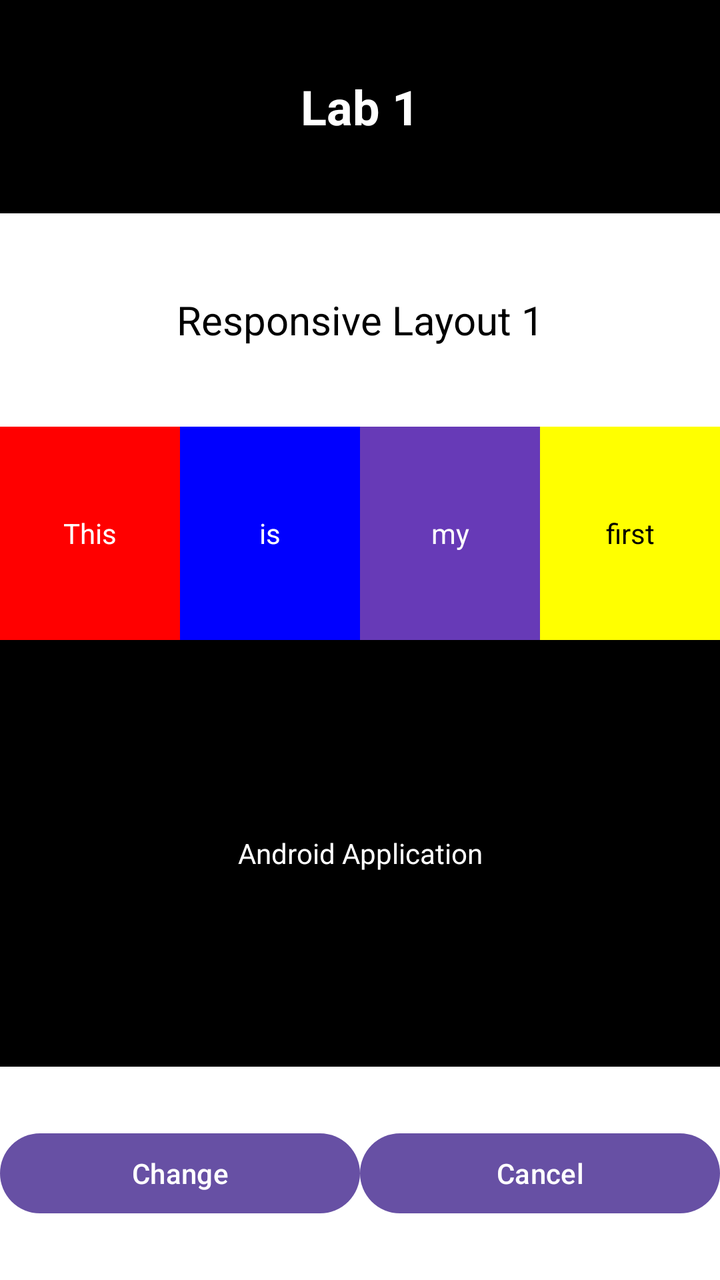
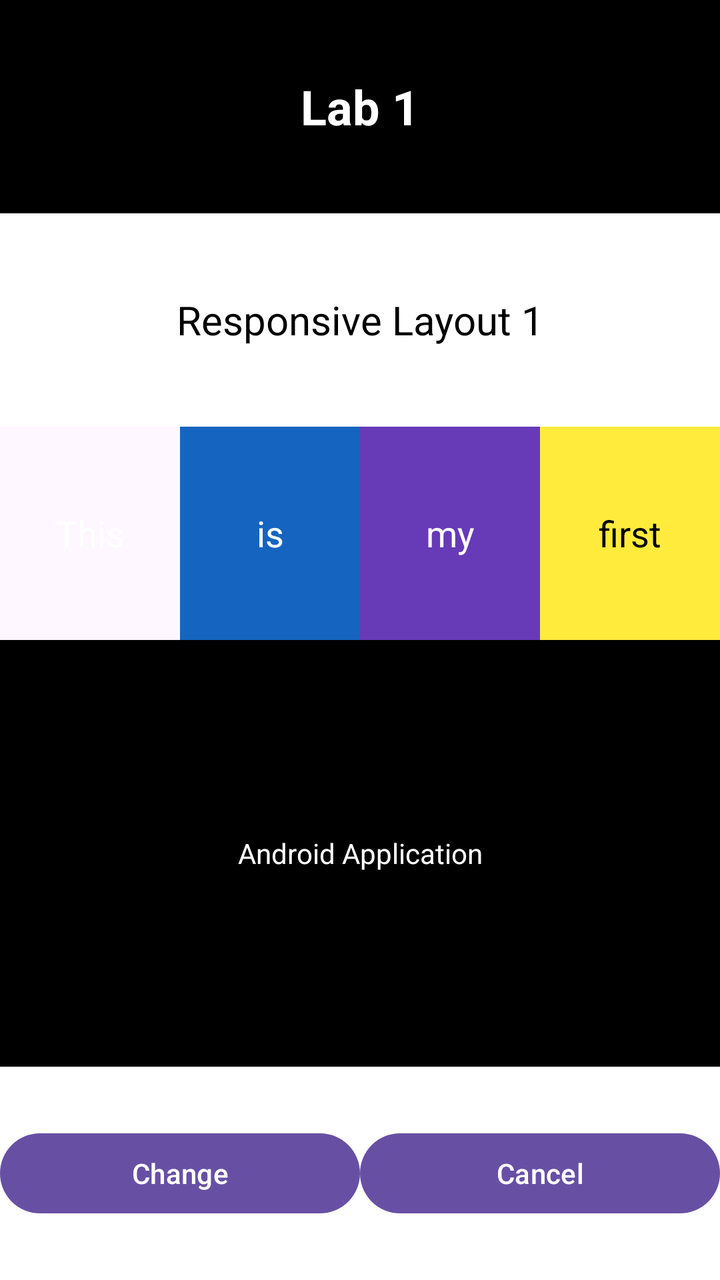

Before-and-after screenshots of an Android layout around one commit, followed by the original layout XML and the change that was made.
<!-- AndroidManifest.xml: application theme Theme.Parctical1 -->
<!-- res/layout/activity_main.xml -->
<?xml version="1.0" encoding="utf-8"?>
<LinearLayout xmlns:android="http://schemas.android.com/apk/res/android"
    android:id="@+id/main"
    android:layout_width="match_parent"
    android:layout_height="match_parent"
    android:orientation="vertical">

    
    <TextView
        android:layout_width="match_parent"
        android:layout_height="0dp"
        android:layout_weight="1"
        android:background="@color/black"
        android:gravity="center"
        android:text="@string/lab_title"
        android:textColor="@color/white"
        android:textSize="24sp"
        android:textStyle="bold"/>

    
    <TextView
        android:layout_width="match_parent"
        android:layout_height="0dp"
        android:layout_weight="1"
        android:background="@color/white"
        android:gravity="center"
        android:text="@string/responsive_layout_title"
        android:textColor="@color/black"
        android:textSize="20sp"/>

    
    <LinearLayout
        android:layout_width="match_parent"
        android:layout_height="0dp"
        android:layout_weight="1"
        android:orientation="horizontal">

        <TextView
            android:layout_width="0dp"
            android:layout_height="match_parent"
            android:layout_weight="1"
            android:background="#FF0000"
            android:gravity="center"
            android:text="This"
            android:textColor="#FFFFFF" />

        <TextView
            android:layout_width="0dp"
            android:layout_height="match_parent"
            android:layout_weight="1"
            android:background="#0000FF"
            android:gravity="center"
            android:text="is"
            android:textColor="#FFFFFF" />

        <TextView
            android:layout_width="0dp"
            android:layout_height="match_parent"
            android:layout_weight="1"
            android:background="#673AB7"
            android:gravity="center"
            android:text="my"
            android:textColor="#FFFFFF" />

        <TextView
            android:layout_width="0dp"
            android:layout_height="match_parent"
            android:layout_weight="1"
            android:background="#FFFF00"
            android:gravity="center"
            android:text="first"
            android:textColor="#000000" />
    </LinearLayout>


    
    <TextView
        android:layout_width="match_parent"
        android:layout_height="0dp"
        android:layout_weight="2"
        android:background="#000000"
        android:gravity="center"
        android:text="Android Application"
        android:textColor="#FFFFFF" />


    
    <LinearLayout
        android:layout_width="match_parent"
        android:layout_height="0dp"
        android:layout_weight="1"
        android:background="#FFFFFF"
        android:gravity="center"
        android:orientation="horizontal">

        <Button
            android:layout_width="0dp"
            android:layout_height="wrap_content"
            android:layout_weight="1"
            android:text="Change" />

        <Button
            android:layout_width="0dp"
            android:layout_height="wrap_content"
            android:layout_weight="1"
            android:text="Cancel" />
    </LinearLayout>
</LinearLayout>
<!-- resources referenced by this layout -->
<resources>
  <color name="black">#FF000000</color>
  <color name="white">#FFFFFFFF</color>
  <string name="lab_title">Lab 1</string>
  <string name="responsive_layout_title">Responsive Layout 1</string>
  <style name="Theme.Parctical1" parent="Base.Theme.Parctical1" />
  <style name="Base.Theme.Parctical1" parent="Theme.Material3.DayNight.NoActionBar">
          
          
      </style>
</resources>

<!-- the commit's change to res/layout/activity_main.xml (unified diff, before → after) -->
@@ -39,37 +39,41 @@
             android:layout_width="0dp"
             android:layout_height="match_parent"
             android:layout_weight="1"
-            android:background="#FF0000"
+            android:background="#@color/red_panel"
             android:gravity="center"
-            android:text="This"
-            android:textColor="#FFFFFF" />
+            android:text="@string/word_this"
+            android:textColor="@color/white"
+            android:textSize="18sp"/>
 
         <TextView
             android:layout_width="0dp"
             android:layout_height="match_parent"
             android:layout_weight="1"
-            android:background="#0000FF"
+            android:background="@color/blue_panel"
             android:gravity="center"
-            android:text="is"
-            android:textColor="#FFFFFF" />
+            android:text="@string/word_is"
+            android:textColor="@color/white"
+            android:textSize="18sp"/>
 
         <TextView
             android:layout_width="0dp"
             android:layout_height="match_parent"
             android:layout_weight="1"
-            android:background="#673AB7"
+            android:background="@color/purple_panel"
             android:gravity="center"
-            android:text="my"
-            android:textColor="#FFFFFF" />
+            android:text="@string/word_my"
+            android:textColor="@color/white"
+            android:textSize="18sp"/>
 
         <TextView
             android:layout_width="0dp"
             android:layout_height="match_parent"
             android:layout_weight="1"
-            android:background="#FFFF00"
+            android:background="@color/yellow_panel"
             android:gravity="center"
-            android:text="first"
-            android:textColor="#000000" />
+            android:text="@string/word_first"
+            android:textColor="@color/black"
+            android:textSize="18sp"/>
     </LinearLayout>
 
 
<!-- resource entries referenced after the edit -->
@@ -1,9 +1,17 @@
 <!-- resources referenced by this layout -->
 <resources>
   <color name="black">#FF000000</color>
+  <color name="blue_panel">#FF1565C0</color>
+  <color name="purple_panel">#FF673AB7</color>
+  <color name="red_panel">#FFF44336</color>
   <color name="white">#FFFFFFFF</color>
+  <color name="yellow_panel">#FFFFEB3B</color>
   <string name="lab_title">Lab 1</string>
   <string name="responsive_layout_title">Responsive Layout 1</string>
+  <string name="word_first">first</string>
+  <string name="word_is">is</string>
+  <string name="word_my">my</string>
+  <string name="word_this">This</string>
   <style name="Theme.Parctical1" parent="Base.Theme.Parctical1" />
   <style name="Base.Theme.Parctical1" parent="Theme.Material3.DayNight.NoActionBar">
           
